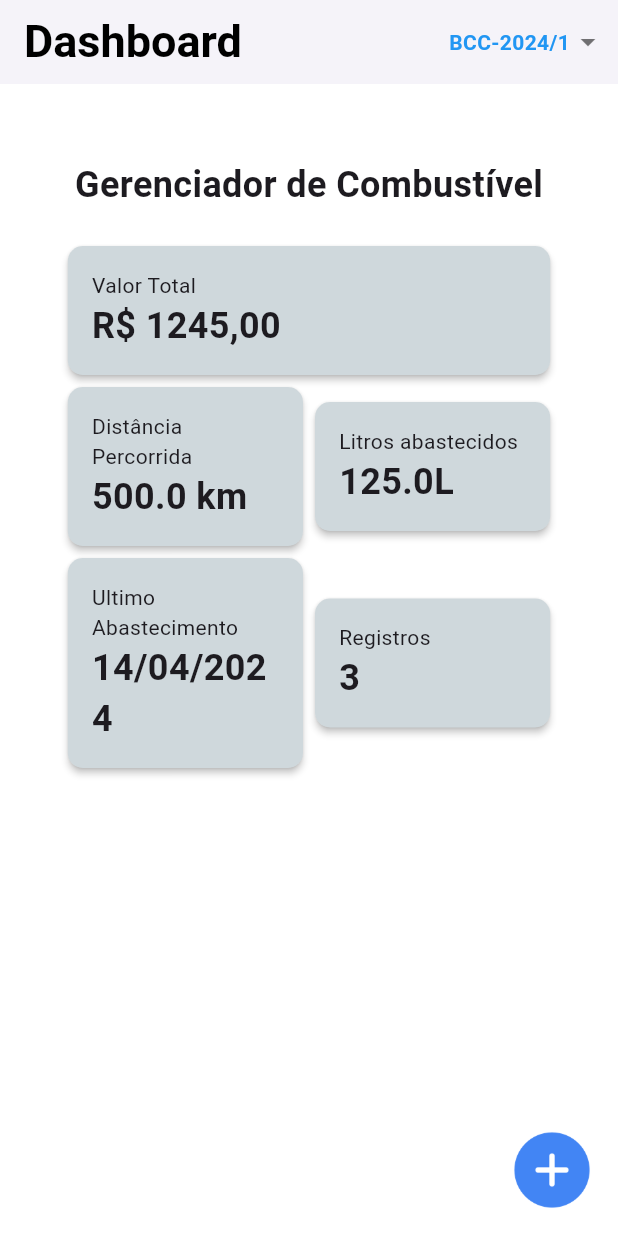
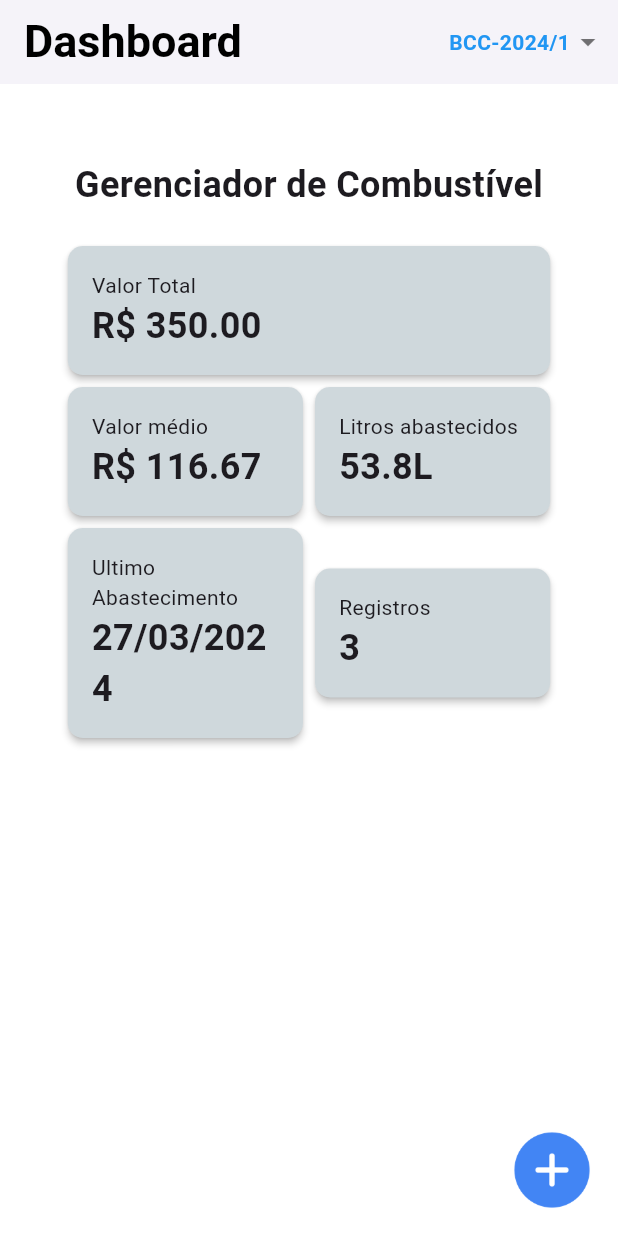
Before and after one commit to Jervdv/projeto_moveis_2024, a Flutter app: the screen it shows after launch, on a phone screen of 412 x 824 dp. Run offline on Flutter 3.47's test engine with Material 3 defaults, Android fonts, the phone set to English and light mode, and no system bars.

Commit message:
added responsive dashboard data

```diff
--- /dev/null
+++ b/lib/models/dashboard_data.dart
@@ -0,0 +1,15 @@
+class DashboardData {
+  double totalValue;
+  double meanValue;
+  double totalLiters;
+  DateTime lastRefuelDate;
+  int entriesCount;
+
+  DashboardData({
+    required this.totalValue,
+    required this.meanValue,
+    required this.totalLiters,
+    required this.lastRefuelDate,
+    required this.entriesCount,
+  });
+}
--- a/lib/repositories/fuel_entries_repository.dart
+++ b/lib/repositories/fuel_entries_repository.dart
@@ -1,6 +1,7 @@
 import 'dart:collection';
 
 import 'package:flutter/material.dart';
+import 'package:projeto_moveis_2024/models/dashboard_data.dart';
 import 'package:projeto_moveis_2024/models/fuel_entry.dart';
 
 class FuelEntriesRepository extends ChangeNotifier {
@@ -18,7 +19,7 @@ class FuelEntriesRepository extends ChangeNotifier {
     _fuelEntries.addAll(
       [
         FuelEntry(
-          date: DateTime(2024, 11, 30),
+          date: DateTime(2024, 1, 31),
           fuelType: 'Gasolina',
           gasStationName: 'Shell Centro',
           totalPrice: 100,
@@ -26,7 +27,7 @@ class FuelEntriesRepository extends ChangeNotifier {
           pricePerLiter: 6.50,
         ),
         FuelEntry(
-          date: DateTime(2024, 11, 30),
+          date: DateTime(2024, 3, 27),
           fuelType: 'Gasolina',
           gasStationName: 'Shell Centro',
           totalPrice: 100,
@@ -34,10 +35,10 @@ class FuelEntriesRepository extends ChangeNotifier {
           pricePerLiter: 6.50,
         ),
         FuelEntry(
-          date: DateTime(2024, 11, 30),
+          date: DateTime(2024, 2, 10),
           fuelType: 'Gasolina',
           gasStationName: 'Shell Centro',
-          totalPrice: 100,
+          totalPrice: 150,
           odometer: 42400,
           pricePerLiter: 6.50,
         ),
@@ -50,6 +51,25 @@ class FuelEntriesRepository extends ChangeNotifier {
     return fuelEntries
         .where((fuelEntry) => fuelEntry.isDeleted == !showDeleted)
         .toList();
+  }
+
+  DashboardData getDashboardData() {
+    double totalValue = fuelEntries.fold(
+        0, (double sum, FuelEntry entry) => sum + entry.totalPrice);
+    double meanValue = totalValue / fuelEntries.length;
+    DateTime lastRefuelDate = fuelEntries
+        .reduce((currentMax, element) =>
+            element.date.isAfter(currentMax.date) ? element : currentMax)
+        .date;
+    double totalLiters = fuelEntries.fold(
+        0, (double sum, FuelEntry entry) => sum + entry.liters);
+    return DashboardData(
+      totalValue: totalValue,
+      meanValue: meanValue,
+      totalLiters: totalLiters,
+      lastRefuelDate: lastRefuelDate,
+      entriesCount: fuelEntries.length,
+    );
   }
 
   // deleteFuelEntry(FuelEntry fuelEntry) {
--- a/lib/screens/dashboard_screen.dart
+++ b/lib/screens/dashboard_screen.dart
@@ -3,8 +3,9 @@ import 'package:projeto_moveis_2024/repositories/fuel_entries_repository.dart';
 import 'package:projeto_moveis_2024/widgets/add_button.dart';
 import 'package:projeto_moveis_2024/widgets/dashboard_card.dart';
 import 'package:provider/provider.dart';
-import 'package:chart_sparkline/chart_sparkline.dart';
+import '../models/dashboard_data.dart';
 import '../models/fuel_entry.dart';
+import 'package:intl/intl.dart';
 
 class DashboardScreen extends StatefulWidget {
   const DashboardScreen({super.key});
@@ -20,10 +21,12 @@ class _DashboardScreenState extends State<DashboardScreen> {
   Widget build(BuildContext context) {
     final FuelEntriesRepository fuelEntriesRepository =
         context.watch<FuelEntriesRepository>();
-    for (var i = 0; i < fuelEntriesRepository.fuelEntries.length; i++) {
-      print(fuelEntriesRepository.fuelEntries[i].gasStationName);
-    }
 
+    DashboardData data = fuelEntriesRepository.getDashboardData();
+
+    var outputFormat = DateFormat('dd/MM/yyyy');
+    var outputDate = outputFormat.format(data.lastRefuelDate);
+    print(outputDate);
     return Scaffold(
       backgroundColor: Colors.white,
       appBar: AppBar(
@@ -60,33 +63,33 @@ class _DashboardScreenState extends State<DashboardScreen> {
               padding: const EdgeInsets.only(top: 50),
               child: SizedBox(
                 width: MediaQuery.of(context).size.width * 0.8,
-                child: const Column(
+                child: Column(
                   mainAxisAlignment: MainAxisAlignment.center,
                   children: <Widget>[
-                    Text(
+                    const Text(
                       'Gerenciador de Combustível',
                       style:
                           TextStyle(fontSize: 24, fontWeight: FontWeight.bold),
                     ),
-                    Padding(
+                    const Padding(
                       padding: EdgeInsets.all(10),
                     ),
                     DashboardCard(
                       title: 'Valor Total',
-                      subtitle: 'R\$ 1245,00',
+                      subtitle: 'R\$ ${data.totalValue.toStringAsFixed(2)}',
                       width: 0.8,
                     ),
                     Row(
                       mainAxisAlignment: MainAxisAlignment.spaceBetween,
                       children: [
                         DashboardCard(
-                          title: 'Distância Percorrida',
-                          subtitle: '500.0 km',
+                          title: 'Valor médio',
+                          subtitle: 'R\$ ${data.meanValue.toStringAsFixed(2)}',
                           width: 0.4,
                         ),
                         DashboardCard(
                           title: 'Litros abastecidos',
-                          subtitle: '125.0L',
+                          subtitle: '${data.totalLiters.toStringAsFixed(1)}L',
                           width: 0.4,
                         ),
                       ],
@@ -96,12 +99,12 @@ class _DashboardScreenState extends State<DashboardScreen> {
                       children: [
                         DashboardCard(
                           title: 'Ultimo Abastecimento',
-                          subtitle: '14/04/2024',
+                          subtitle: outputDate,
                           width: 0.4,
                         ),
                         DashboardCard(
                           title: 'Registros',
-                          subtitle: '3',
+                          subtitle: '${data.entriesCount}',
                           width: 0.4,
                         ),
                       ],
--- a/pubspec.yaml
+++ b/pubspec.yaml
@@ -37,6 +37,7 @@ dependencies:
   cupertino_icons: ^1.0.6
   provider: ^6.1.2
   chart_sparkline: ^1.0.15+1
+  intl: ^0.19.0
 
 dev_dependencies:
   flutter_test:
```
Also changed, not shown: pubspec.lock.
